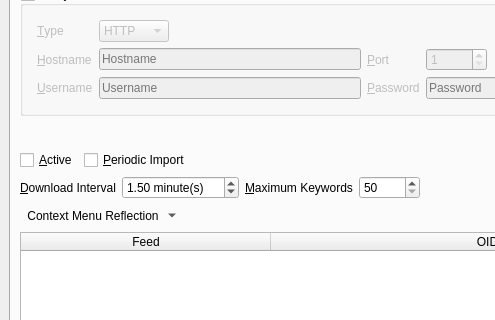
Qt form branches/trunk/UI/spot-on-rss.ui (textbrowser/spot-on) before a commit; both pictures show x 0 to 495 and y 97 to 417 of the 725 by 675 pixel window.
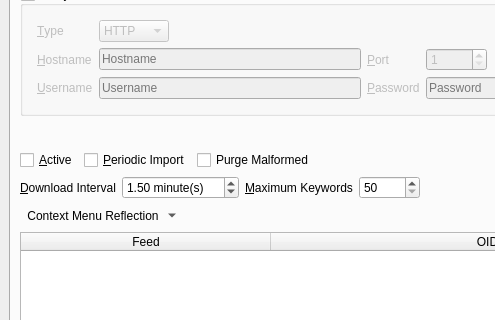
The same form after that commit. Icons and pictures are not drawn. Custom widgets are drawn as their Qt base class.

Diff of the .ui file:
```diff
--- a/branches/trunk/UI/spot-on-rss.ui
+++ b/branches/trunk/UI/spot-on-rss.ui
@@ -285,6 +285,16 @@
             </property>
            </widget>
           </item>
+          <item>
+           <widget class="QCheckBox" name="purge_malformed">
+            <property name="toolTip">
+             <string>&lt;html&gt;&lt;head/&gt;&lt;body&gt;&lt;p&gt;Delete malformed content. Kernel monitors this setting.&lt;/p&gt;&lt;/body&gt;&lt;/html&gt;</string>
+            </property>
+            <property name="text">
+             <string>Purge Malformed</string>
+            </property>
+           </widget>
+          </item>
           <item>
            <spacer name="horizontalSpacer">
             <property name="orientation">
```
Left out of the diff: 7 changed lines with no effect on the pictures.
